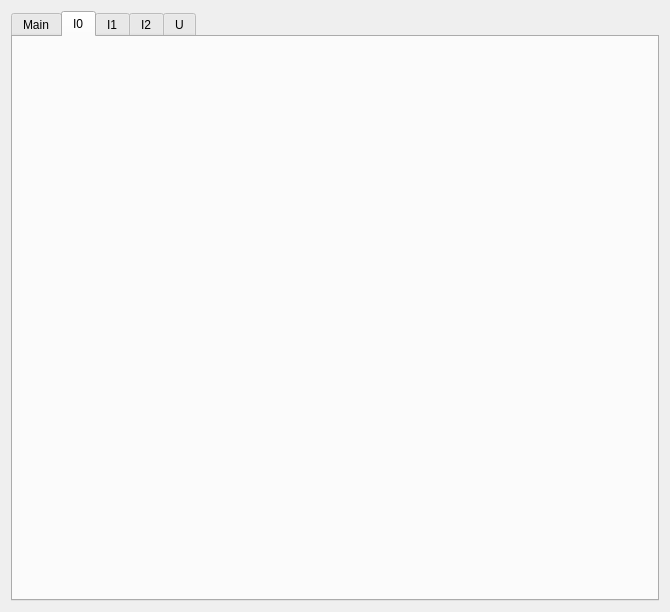
This is widget.ui in TamaraSoloveva/DvigMon as Qt 5 draws it before an edit. The edited form follows.
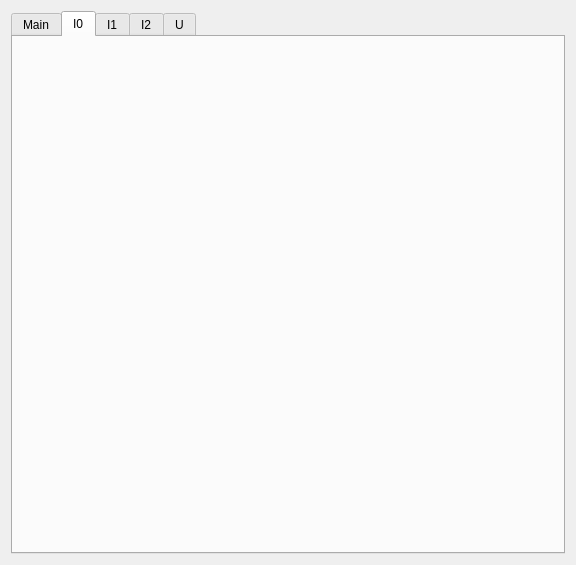
This is the edited form. The open tabs and pages were chosen to show the change.

Commit message: на каждую вкладку добавлен график

What changed in the file:
```diff
--- a/widget.ui
+++ b/widget.ui
@@ -6,14 +6,14 @@
    <rect>
     <x>0</x>
     <y>0</y>
-    <width>670</width>
-    <height>612</height>
+    <width>576</width>
+    <height>565</height>
    </rect>
   </property>
   <property name="windowTitle">
    <string>Widget</string>
   </property>
-  <layout class="QGridLayout" name="gridLayout_2">
+  <layout class="QGridLayout" name="gridLayout">
    <item row="0" column="0">
     <widget class="QTabWidget" name="tabWidget">
      <property name="currentIndex">
@@ -270,7 +270,6 @@
       <attribute name="title">
        <string>I0</string>
       </attribute>
-      <layout class="QGridLayout" name="gridLayout"/>
      </widget>
      <widget class="QWidget" name="tab_5">
       <attribute name="title">
```
The commit also changes 2 other files.
